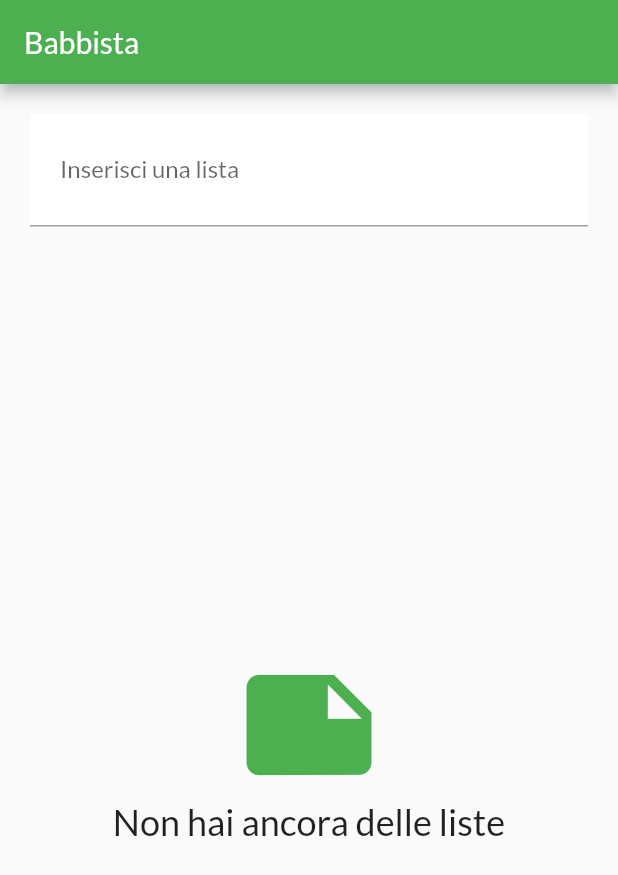
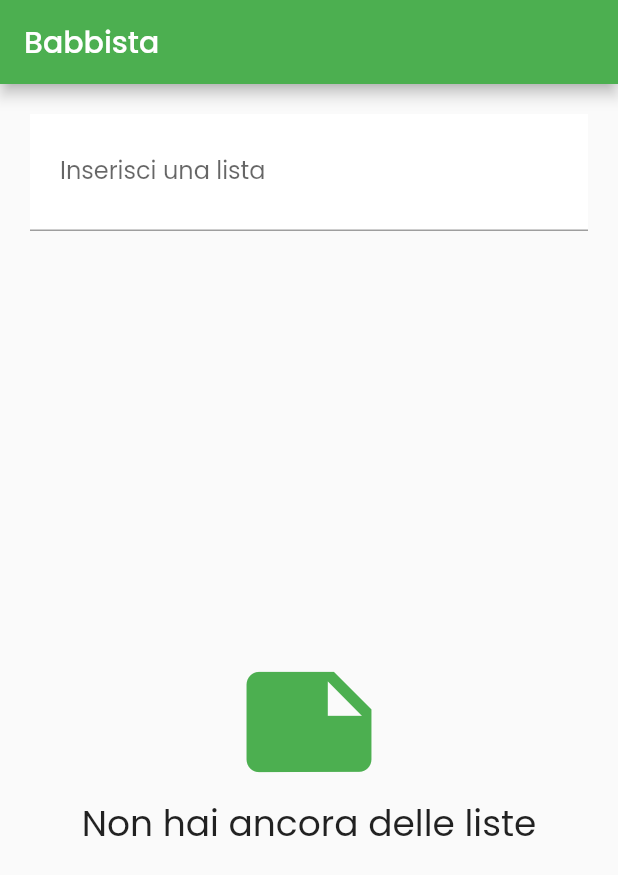
Before and after one commit to nick747/f_babbista, a Flutter app: the screen it shows after launch, on a phone screen of 412 x 824 dp. Shown: the top 875 px of the screen. Run offline on Flutter 3.47's test engine with Material 2 defaults, Android fonts, the light colour scheme and no system bars; our stand-ins replace google_fonts.

Commit message:
Changed main font to Poppins

```diff
--- a/lib/main.dart
+++ b/lib/main.dart
@@ -16,7 +16,7 @@ class MasterPlanApp extends StatelessWidget {
       title: 'Babbista',
       theme: ThemeData(
           primarySwatch: Colors.green,
-          fontFamily: GoogleFonts.getFont('Lato').fontFamily),
+          fontFamily: GoogleFonts.getFont('Poppins').fontFamily),
       debugShowCheckedModeBanner: false,
       home: const PlanCreatorScreen(),
     );
```
